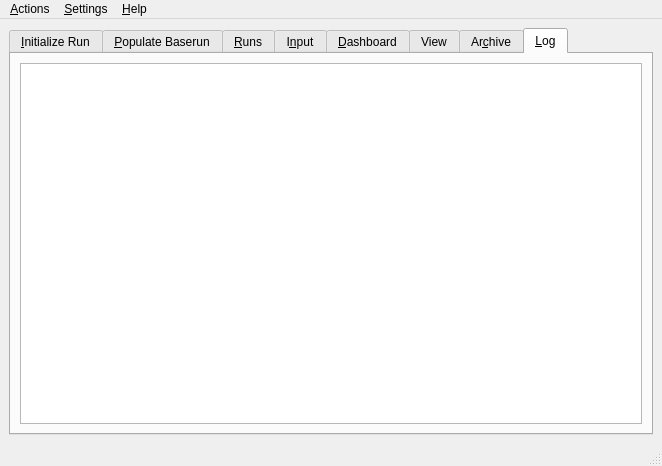
Old version of the form src/gui/solps.ui in the repository LeCAD-PEG/SOLPS-GUI.
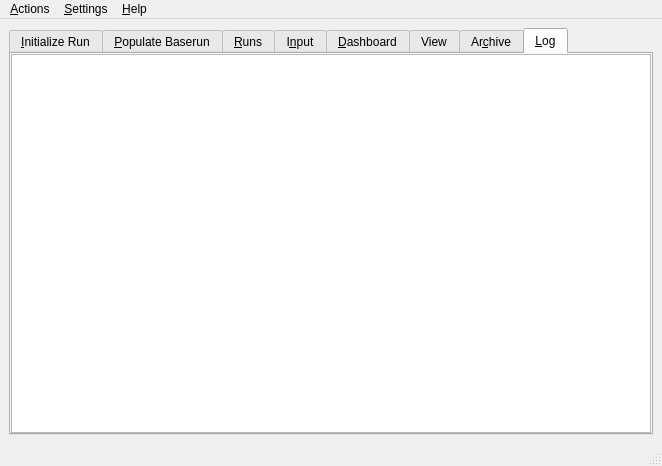
New version of the form. The open tabs and pages were chosen to show the change. Custom widgets are drawn as their Qt base class.

Commit message: Logging widget added to additionally relieve solps.py file.

The edit to the form file:
```diff
--- a/src/gui/solps.ui
+++ b/src/gui/solps.ui
@@ -655,27 +655,23 @@
         <string>&amp;Log</string>
        </attribute>
        <layout class="QGridLayout" name="gridLayout_6">
+        <property name="leftMargin">
+         <number>0</number>
+        </property>
+        <property name="topMargin">
+         <number>0</number>
+        </property>
+        <property name="rightMargin">
+         <number>0</number>
+        </property>
+        <property name="bottomMargin">
+         <number>0</number>
+        </property>
+        <property name="spacing">
+         <number>0</number>
+        </property>
         <item row="0" column="0">
-         <widget class="QPlainTextEdit" name="plainTextEdit_Log">
-          <property name="enabled">
-           <bool>true</bool>
-          </property>
-          <property name="acceptDrops">
-           <bool>false</bool>
-          </property>
-          <property name="autoFillBackground">
-           <bool>false</bool>
-          </property>
-          <property name="lineWrapMode">
-           <enum>QPlainTextEdit::WidgetWidth</enum>
-          </property>
-          <property name="readOnly">
-           <bool>true</bool>
-          </property>
-          <property name="placeholderText">
-           <string notr="true"/>
-          </property>
-         </widget>
+         <widget class="Log" name="log"/>
         </item>
        </layout>
       </widget>
@@ -747,11 +743,6 @@
   </action>
  </widget>
  <customwidgets>
-  <customwidget>
-   <class>B2InputFiles</class>
-   <extends>QWidget</extends>
-   <header>b2_input_files</header>
-  </customwidget>
   <customwidget>
    <class>Carre</class>
    <extends>QWidget</extends>
@@ -783,6 +774,11 @@
    <extends>QWidget</extends>
    <header>initialize_run</header>
   </customwidget>
+  <customwidget>
+   <class>Log</class>
+   <extends>QPlainTextEdit</extends>
+   <header>log</header>
+  </customwidget>
   <customwidget>
    <class>PutIDS</class>
    <extends>QWidget</extends>
@@ -809,6 +805,11 @@
    <extends>QWidget</extends>
    <header>triang</header>
   </customwidget>
+  <customwidget>
+   <class>B2InputFiles</class>
+   <extends>QWidget</extends>
+   <header>b2_input_files</header>
+  </customwidget>
  </customwidgets>
  <resources/>
  <connections>
```
Left out of the diff: 4 changed lines with no effect on the pictures. The commit also changes 3 other files.
